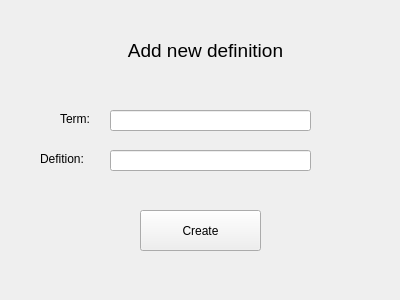
The window that forms/AddDefinition.ui (without-eyes/EasyLearner) describes before a commit, drawn with Qt 5.
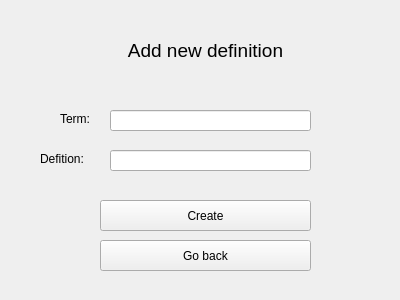
The same window after the commit.

Commit message: Added "Go back" buttons to AddDefinition, AddQuestion and CreateTopic scenes

The edit to the form file:
```diff
--- a/forms/AddDefinition.ui
+++ b/forms/AddDefinition.ui
@@ -13,19 +13,6 @@
         <property name="windowTitle">
             <string>AddDefinition</string>
         </property>
-        <widget class="QPushButton" name="createButton">
-            <property name="geometry">
-                <rect>
-                    <x>140</x>
-                    <y>210</y>
-                    <width>121</width>
-                    <height>41</height>
-                </rect>
-            </property>
-            <property name="text">
-                <string>Create</string>
-            </property>
-        </widget>
         <widget class="QLineEdit" name="termLineEdit">
             <property name="geometry">
                 <rect>
@@ -96,6 +83,32 @@
                 <string>Defition:</string>
             </property>
         </widget>
+  <widget class="QPushButton" name="goBackButton">
+   <property name="geometry">
+    <rect>
+     <x>100</x>
+     <y>240</y>
+     <width>211</width>
+     <height>31</height>
+    </rect>
+   </property>
+   <property name="text">
+    <string>Go back</string>
+   </property>
+  </widget>
+  <widget class="QPushButton" name="createButton">
+   <property name="geometry">
+    <rect>
+     <x>100</x>
+     <y>200</y>
+     <width>211</width>
+     <height>31</height>
+    </rect>
+   </property>
+   <property name="text">
+    <string>Create</string>
+   </property>
+  </widget>
     </widget>
     <resources/>
     <connections/>
```
Lines whose indentation alone changed are shown as unchanged. The commit also changes 12 other files.
